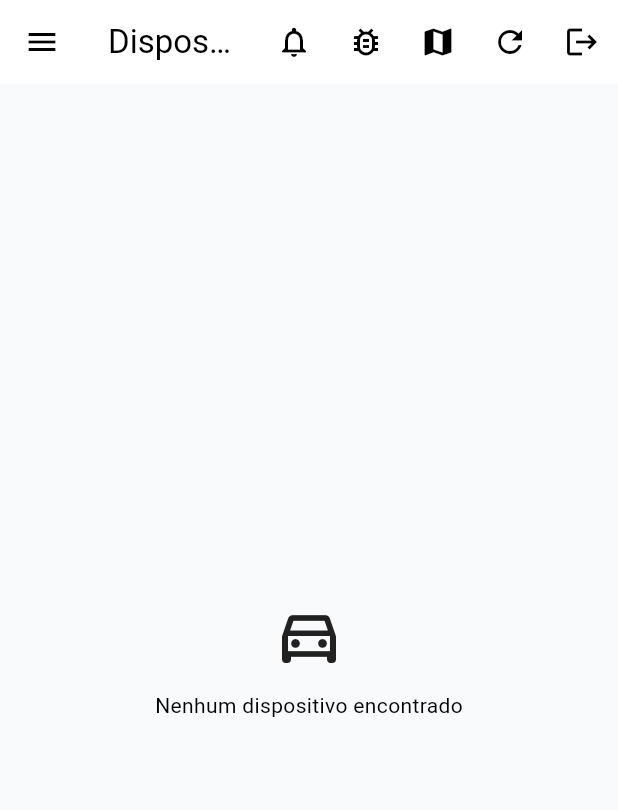
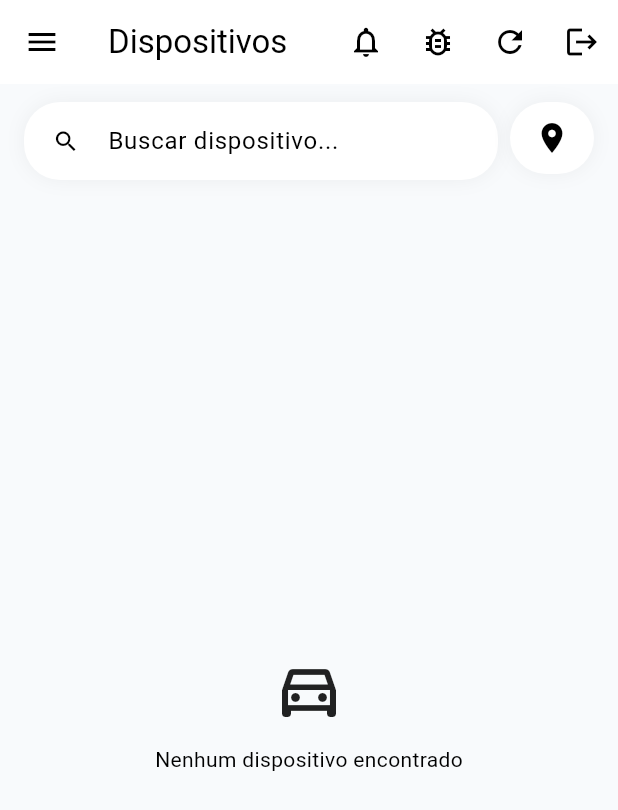
Before and after one commit to alderjanio-oliveira/rota-tech, a Flutter app: the HomePage screen opened by its route, on a phone screen of 412 x 824 dp. Shown: the top 810 px of the screen. Run offline on Flutter 3.47's test engine with Material 3 defaults, Android fonts, the phone set to English and light mode, and no system bars; our stand-ins replace fl_chart, flutter_dotenv, flutter_local_notifications, flutter_map, flutter_secure_storage, get and 4 more; missing offline and left inert: workmanager; accounts and stored records are empty; network calls fail; statements that could not run were skipped.

Commit message:
stable version

```diff
--- a/lib/core/services/traccar_socket_service.dart
+++ b/lib/core/services/traccar_socket_service.dart
@@ -2,6 +2,7 @@
 import 'dart:convert';
 import 'dart:io';
 import 'package:app_tracking/core/services/user_session_service.dart';
+import 'package:flutter_dotenv/flutter_dotenv.dart';
 import 'package:get/get.dart';
 import 'package:web_socket_channel/io.dart';
 import 'package:web_socket_channel/web_socket_channel.dart';
@@ -11,18 +12,24 @@
   bool get isConnected => _channel != null;
   UserSessionService session = Get.find<UserSessionService>();
 
+  /// Vários consumidores (Home, mapa, etc.) podem escutar o mesmo socket —
+  /// cada `connect` só abre canal novo se ainda não houver um aberto.
+  final List<void Function(Map<String, dynamic>)> _listeners = [];
+
   void connect({required void Function(Map<String, dynamic>) onData, void Function(dynamic error)? onError}) {
-    final uri = Uri.parse('ws://167.99.126.116:8082/api/socket');
+    if (!_listeners.contains(onData)) _listeners.add(onData);
+    if (isConnected) return;
+
+    final uri = _resolveUri(dotenv.env['SOCKET_URL']!);
 
     _channel = IOWebSocketChannel.connect(uri, headers: {HttpHeaders.cookieHeader: 'JSESSIONID=${session.sessionId.value}'});
 
     _channel!.stream.listen(
       (message) {
         final data = jsonDecode(message);
-        print("&&&&&&&&&&&&&&&&&&&&&&&&&&&&&&&&&&&&&&&&&&&&&&&&&&&&&&&&&&&&&&&&&&&");
-        print(data);
-        print("&&&&&&&&&&&&&&&&&&&&&&&&&&&&&&&&&&&&&&&&&&&&&&&&&&&&&&&&&&&&&&&&&&&");
-        onData(data);
+        for (final listener in List<void Function(Map<String, dynamic>)>.of(_listeners)) {
+          listener(data);
+        }
       },
       onError: onError,
       onDone: () {
@@ -31,8 +38,23 @@
     );
   }
 
+  /// Uri.port resolve pra 0 quando o scheme é ws/wss sem porta explícita
+  /// (o Dart só conhece porta padrão pra http/https) — sem isso o
+  /// IOWebSocketChannel tenta conectar na porta 0 e a upgrade falha.
+  Uri _resolveUri(String value) {
+    final uri = Uri.parse(value);
+    if (uri.hasPort) return uri;
+    return uri.replace(port: uri.scheme == 'wss' ? 443 : 80);
+  }
+
+  /// Remove só o listener do chamador, sem derrubar o socket para os demais.
+  void removeListener(void Function(Map<String, dynamic>) onData) {
+    _listeners.remove(onData);
+  }
+
   void disconnect() {
     _channel?.sink.close();
     _channel = null;
+    _listeners.clear();
   }
 }
--- a/lib/ui/controllers/map_controller.dart
+++ b/lib/ui/controllers/map_controller.dart
@@ -47,7 +47,7 @@
 
   @override
   void onClose() {
-    socketService.disconnect();
+    socketService.removeListener(_onSocketData);
 
     for (var engine in _motionEngines.values) {
       engine.dispose();
--- a/lib/ui/pages/home/home_page.dart
+++ b/lib/ui/pages/home/home_page.dart
@@ -5,11 +5,20 @@
 import 'package:app_tracking/ui/controllers/auth_controller.dart';
 import 'package:app_tracking/ui/controllers/home_controller.dart';
 import 'package:app_tracking/ui/molecules/device_card/device_card.dart';
+import 'package:app_tracking/ui/molecules/device_card/device_card_skeleton.dart';
 import 'package:app_tracking/ui/molecules/modal/modal_generic_molecule.dart';
 import 'package:app_tracking/ui/molecules/notification_bell.dart';
 import 'package:app_tracking/ui/pages/home/widgets/egine_action_modal.dart';
+import 'package:app_tracking/ui/pages/map/map_page.dart';
+import 'package:app_tracking/utils/utils.dart';
 import 'package:flutter/material.dart';
 import 'package:get/get.dart';
+
+/// Nº mínimo de caracteres pra começar a sugerir devices na busca.
+const int kSearchSuggestionsMinChars = 2;
+
+/// Nº máximo de sugestões exibidas.
+const int kSearchSuggestionsLimit = 4;
 
 class HomePage extends GetView<HomeController> {
   const HomePage({super.key});
@@ -26,38 +35,102 @@
             onPressed: controller.triggerNotificationWorkerTest,
             icon: const Icon(Icons.bug_report_outlined),
           ),
-          IconButton(onPressed: () => Get.toNamed(Routes.MAP), icon: Icon(Icons.map)),
           IconButton(icon: const Icon(Icons.refresh), onPressed: controller.loadDevices),
           IconButton(icon: const Icon(Icons.logout), onPressed: _logout),
         ],
       ),
       drawer: const AppDrawer(),
-      body: Obx(() {
+      body: Column(
+        children: [
+          Padding(
+            padding: const EdgeInsets.fromLTRB(16, 12, 16, 8),
+            child: Row(
+              crossAxisAlignment: CrossAxisAlignment.start,
+              children: [
+                Expanded(
+                  child: _SoftCard(
+                    borderRadius: 24,
+                    child: TextField(
+                      controller: controller.searchController,
+                      onChanged: (v) => controller.search.value = v,
+                      decoration: InputDecoration(
+                        hintText: 'Buscar dispositivo...',
+                        prefixIcon: const Icon(Icons.search),
+                        suffixIcon: Obx(
+                          () =>
+                              controller.search.value.isEmpty
+                                  ? const SizedBox.shrink()
+                                  : IconButton(icon: const Icon(Icons.close), onPressed: controller.clearSearch),
+                        ),
+                        border: InputBorder.none,
+                        isDense: true,
+                        contentPadding: const EdgeInsets.symmetric(vertical: 14),
+                      ),
+                    ),
+                  ),
+                ),
+                const SizedBox(width: 8),
+                Obx(
+                  () => _SoftCard(
+                    borderRadius: 100,
+                    child: IconButton(
+                      tooltip: controller.isMapView.value ? 'Ver lista' : 'Ver mapa',
+                      onPressed: controller.toggleMapView,
+                      icon: Icon(controller.isMapView.value ? Icons.list : Icons.location_on),
+                    ),
+                  ),
+                ),
+              ],
+            ),
+          ),
+          Obx(() {
+            final query = controller.search.value.trim();
+            if (query.length < kSearchSuggestionsMinChars) return const SizedBox.shrink();
+
+            final normalizedQuery = Utils.normalizeSearch(query);
+            final suggestions =
+                controller.vehicles.list
+                    .where((d) => Utils.normalizeSearch(d.name).contains(normalizedQuery))
+                    .take(kSearchSuggestionsLimit)
+                    .toList();
+
+            if (suggestions.isEmpty) return const SizedBox.shrink();
+
+            return Padding(
+              padding: const EdgeInsets.fromLTRB(16, 0, 16, 8),
+              child: _SoftCard(
+                borderRadius: 16,
+                padding: EdgeInsets.zero,
+                child: Column(
+                  mainAxisSize: MainAxisSize.min,
+                  children:
+                      suggestions
+                          .map(
+                            (d) => ListTile(
+                              dense: true,
+                              leading: const Icon(Icons.directions_car_outlined, size: 20),
+                              title: Text(d.name),
+                              onTap: () {
+                                controller.selectSearchSuggestion(d.name);
+                                FocusScope.of(context).unfocus();
+                              },
+                            ),
+                          )
+                          .toList(),
+                ),
+              ),
+            );
+          }),
+          Expanded(
+            child: Obx(() {
               if (controller.isLoading.value) {
                 return Center(
                   child: Column(
                     mainAxisAlignment: MainAxisAlignment.center,
-              children: const [
-                CircularProgressIndicator(),
-                SizedBox(height: 16),
-                Text('Carregando dispositivos...'),
-              ],
+                    children: const [CircularProgressIndicator(), SizedBox(height: 16), Text('Carregando dispositivos...')],
                   ),
                 );
               }
-
-        // if (controller.errorMessage.value.isNotEmpty) {
-        //   return Center(
-        //     child: Column(
-        //       mainAxisAlignment: MainAxisAlignment.center,
-        //       children: [
-        //         Text(controller.errorMessage.value),
-        //         const SizedBox(height: 16),
-        //         PrimaryButton(text: 'Tentar Novamente', onPressed: controller.loadDevices),
-        //       ],
-        //     ),
-        //   );
-        // }
 
               if (controller.vehicles.list.isEmpty) {
                 return Center(
@@ -72,37 +145,46 @@
                 );
               }
 
-        return Obx(
-          () => ListView.builder(
+              return IndexedStack(
+                index: controller.isMapView.value ? 1 : 0,
+                children: [
+                  Obx(() {
+                    final query = Utils.normalizeSearch(controller.search.value.trim());
+                    final devices =
+                        query.isEmpty
+                            ? controller.vehicles.list
+                            : controller.vehicles.list.where((d) => Utils.normalizeSearch(d.name).contains(query)).toList();
+
+                    return ListView.builder(
                       padding: const EdgeInsets.all(16),
-            itemCount: controller.vehicles.list.length,
+                      itemCount: devices.length,
                       itemBuilder: (context, index) {
-              final device = controller.vehicles.list[index];
+                        final device = devices[index];
+
+                        if (!device.positionLoaded) {
+                          return const DeviceCardSkeleton();
+                        }
+
+                        // Índice real em vehicles.list (pode diferir do índice
+                        // na lista filtrada pela busca).
+                        final deviceIndex = controller.vehicles.list.indexOf(device);
+
                         return Padding(
                           padding: const EdgeInsets.only(bottom: 12),
                           child: DeviceCard(
-                  // charge: device.attributes.charge,
                             address: device.attributes.address,
-                  // id: device.id,
                             totalDistance: device.attributes.totalDistance ?? 0.0,
                             ignitionStatus: device.attributes.ignition,
                             deviceName: device.name,
                             status: device.status,
-                  // lastUpdate: device.lastPositionId,
                             loading: device.loading.value,
-                  onTap: () => GenericModalMolecule.show(
+                            onTap:
+                                () => GenericModalMolecule.show(
                                   context: context,
                                   title: 'Deseja ver os detalhes do veículo?',
                                   primaryMethod: () => Get.toNamed(Routes.VEHICLE_DETAILS, arguments: device),
                                   secondyMethod: () => Get.back(),
                                 ),
-                  // resetTrip: () {
-                  //   GetStorage box = GetStorage();
-                  //   // box.write(
-                  //   //   'OffSetTripA${device['id']}',
-                  //   //   device['attributes']?['totalDistance'] ?? 0.0,
-                  //   // );
-                  // },
                             actions: [
                               Obx(() {
                                 final lockState = device.attributes.lockState;
@@ -111,11 +193,7 @@
                                 final isBlocked = lockState.value == true;
 
                                 if (isLoading) {
-                        return const SizedBox(
-                          width: 20,
-                          height: 20,
-                          child: CircularProgressIndicator(strokeWidth: 2),
-                        );
+                                  return const SizedBox(width: 20, height: 20, child: CircularProgressIndicator(strokeWidth: 2));
                                 }
 
                                 return GestureDetector(
@@ -124,8 +202,8 @@
                                       /// 🔥 fallback original (mantido)
                                       EngineActionModal.show(
                                         context: context,
-                              onEngineOn: () => controller.sendCommand(index, 'engineResume'),
-                              onEngineOff: () => controller.sendCommand(index, 'engineStop'),
+                                        onEngineOn: () => controller.sendCommand(deviceIndex, 'engineResume'),
+                                        onEngineOff: () => controller.sendCommand(deviceIndex, 'engineStop'),
                                       );
                                       return;
                                     }
@@ -135,24 +213,14 @@
                                       context,
                                       isBlocked,
                                       onConfirm: () {
-                              controller.sendCommand(
-                                index,
-                                isBlocked ? 'engineResume' : 'engineStop',
-                              );
+                                        controller.sendCommand(deviceIndex, isBlocked ? 'engineResume' : 'engineStop');
                                       },
                                     );
                                   },
                                   child: Container(
                                     padding: const EdgeInsets.all(6),
-                          decoration: BoxDecoration(
-                            color: isBlocked ? Colors.red : Colors.green,
-                            shape: BoxShape.circle,
-                          ),
-                          child: Icon(
-                            isBlocked ? Icons.lock : Icons.lock_open,
-                            color: Colors.white,
-                            size: 16,
-                          ),
+                                    decoration: BoxDecoration(color: isBlocked ? Colors.red : Colors.green, shape: BoxShape.circle),
+                                    child: Icon(isBlocked ? Icons.lock : Icons.lock_open, color: Colors.white, size: 16),
                                   ),
                                 );
                               }),
@@ -160,9 +228,15 @@
                           ),
                         );
                       },
-          ),
                     );
                   }),
+                  MapWidget(searchQuery: controller.search),
+                ],
+              );
+            }),
+          ),
+        ],
+      ),
     );
   }
 
@@ -176,18 +250,11 @@
   Get.dialog(
     AlertDialog(
       title: Text(isBlocked ? "Desbloquear veículo" : "Bloquear veículo"),
-      content: Text(
-        isBlocked ? "Deseja liberar o veículo?" : "Deseja BLOQUEAR o veículo? Isso pode desligá-lo remotamente.",
-      ),
+      content: Text(isBlocked ? "Deseja liberar o veículo?" : "Deseja BLOQUEAR o veículo? Isso pode desligá-lo remotamente."),
       actions: [
-        TextButton(
-          onPressed: () => Get.back(),
-          child: const Text("Cancelar"),
-        ),
+        TextButton(onPressed: () => Get.back(), child: const Text("Cancelar")),
         ElevatedButton(
-          style: ElevatedButton.styleFrom(
-            backgroundColor: isBlocked ? Colors.green : Colors.red,
-          ),
+          style: ElevatedButton.styleFrom(backgroundColor: isBlocked ? Colors.green : Colors.red),
           onPressed: () {
             Get.back();
             onConfirm();
@@ -198,3 +265,26 @@
     ),
   );
 }
+
+/// Card arredondado com sombra suave — usado na busca e no botão de troca de
+/// visualização pra não parecerem colados na appbar.
+class _SoftCard extends StatelessWidget {
+  final Widget child;
+  final double borderRadius;
+  final EdgeInsetsGeometry padding;
+
+  const _SoftCard({required this.child, this.borderRadius = 16, this.padding = const EdgeInsets.symmetric(horizontal: 4)});
+
+  @override
+  Widget build(BuildContext context) {
+    return Container(
+      padding: padding,
+      decoration: BoxDecoration(
+        color: Theme.of(context).cardColor,
+        borderRadius: BorderRadius.circular(borderRadius),
+        boxShadow: [BoxShadow(blurRadius: 10, color: Colors.black.withOpacity(0.05))],
+      ),
+      child: child,
+    );
+  }
+}
--- a/lib/utils/utils.dart
+++ b/lib/utils/utils.dart
@@ -5,4 +5,8 @@
     if (status == null) return Colors.grey;
     return status ? Colors.green : Colors.red;
   }
+
+  /// Minúsculas e sem '-', para buscas que ignoram esse separador
+  /// (ex.: "TSM-2I44" casa com "2i44" ou "tsm2i44").
+  static String normalizeSearch(String value) => value.toLowerCase().replaceAll('-', '');
 }
```
Also changed, not shown: lib/app/services/vehicle_services.dart (+0 -19 lines), lib/core/bindings/home_binding.dart (+10 -0 lines), lib/data/device_model.dart (+22 -2 lines), lib/data/vehicle_state.dart (+41 -3 lines), lib/ui/controllers/home_controller.dart (+30 -8 lines), lib/ui/molecules/device_card/device_card_skeleton.dart (added, +74 -0 lines), lib/ui/pages/map/map_page.dart (+64 -105 lines), 2 other files. Lines whose indentation alone changed are shown as unchanged.
